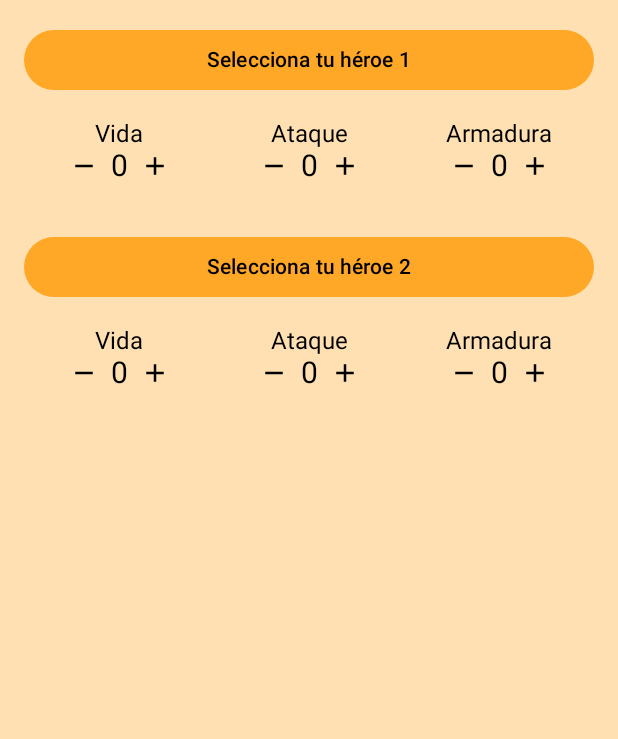
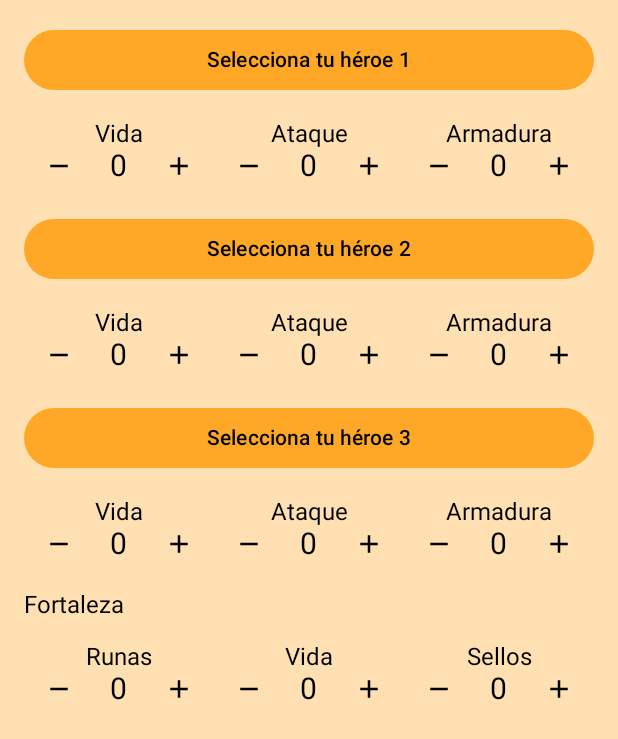
Before and after one commit to chimydevs/Valka, an Android app built with Jetpack Compose: the contadores screen opened through its navigation route, on a phone screen of 412 x 824 dp. Shown: the top 739 px of the screen. Run offline under Robolectric (Android 15) with nearby library versions, the phone set to English and light mode, and no system bars.

Commit message:
FortCounters

```diff
--- a/app/src/main/java/com/chimy/valkaapp/ui/screens/ContadoresScreen.kt
+++ b/app/src/main/java/com/chimy/valkaapp/ui/screens/ContadoresScreen.kt
@@ -42,20 +42,34 @@ fun HeroCounterContainer(viewModel: CounterViewModel = viewModel()) {
     // Estados de expansión de los menús desplegables
     var expandedHero1 by remember { mutableStateOf(false) }
     var expandedHero2 by remember { mutableStateOf(false) }
+    var expandedHero3 by remember { mutableStateOf(false) }
 
     // Selección y estados de los héroes
     val selectedHero1 by viewModel.selectedHero1
     val selectedHero2 by viewModel.selectedHero2
+    val selectedHero3 by viewModel.selectedHero3
 
+    //contadores heroe 1
     val health1 by viewModel.health1
     val attack1 by viewModel.attack1
     val armor1 by viewModel.armor1
 
+    //contadores heroe 2
     val health2 by viewModel.health2
     val attack2 by viewModel.attack2
     val armor2 by viewModel.armor2
 
-    // Interacción para el Dropdownmenu
+    //contadores heroe 3
+    val health3 by viewModel.health3
+    val attack3 by viewModel.attack3
+    val armor3 by viewModel.armor3
+
+    //contadores fortaleza
+    val healthFor by viewModel.healtFort
+    val runas by viewModel.runas
+    val sellos by viewModel.sellos
+
+    // Interacción para el dropdownmenu
     val interactionSource = remember { MutableInteractionSource() }
 
     Column(
@@ -63,7 +77,7 @@ fun HeroCounterContainer(viewModel: CounterViewModel = viewModel()) {
             .padding(16.dp)
             .fillMaxSize()
     ) {
-        // Caja héroe 1
+        // Caja heroe 1
         Column {
             Box {
                 Button(
@@ -135,7 +149,7 @@ fun HeroCounterContainer(viewModel: CounterViewModel = viewModel()) {
             }
         }
 
-        Spacer(modifier = Modifier.height(32.dp))
+        Spacer(modifier = Modifier.height(20.dp))
 
         // Caja héroe 2
         Column {
@@ -208,9 +222,157 @@ fun HeroCounterContainer(viewModel: CounterViewModel = viewModel()) {
                 }
             }
         }
+
+        Spacer(modifier = Modifier.height(20.dp))
+
+        // Caja héroe 3
+        Column {
+            Box {
+                Button(
+                    onClick = { expandedHero3 = !expandedHero3 },
+                    modifier = Modifier.fillMaxWidth()
+                ) {
+                    Text(
+                        text = selectedHero3?.name ?: "Selecciona tu héroe 3",
+                        color = MaterialTheme.colorScheme.onSurface
+                    )
+                }
+                DropdownMenu(
+                    expanded = expandedHero3,
+                    onDismissRequest = { expandedHero3 = false }
+                ) {
+                    viewModel.heroes.forEach { hero ->
+                        DropdownMenuItem(
+                            text = { Text(text = hero.name) },
+                            onClick = {
+                                viewModel.onHero2Selected(hero)
+                                expandedHero3 = false
+                            },
+                            interactionSource = interactionSource
+                        )
+                    }
+                }
+            }
+
+            Spacer(modifier = Modifier.height(16.dp))
+
+            // Contadores para el héroe 3
+            Row(
+                modifier = Modifier.fillMaxWidth(),
+                horizontalArrangement = Arrangement.SpaceEvenly
+            ) {
+                Column(
+                    horizontalAlignment = Alignment.CenterHorizontally,
+                    modifier = Modifier.weight(1f)
+                ) {
+                    CounterRow(
+                        label = "Vida",
+                        value = health3,
+                        onIncrease = { viewModel.increaseHealth3() },
+                        onDecrease = { viewModel.decreaseHealth3() }
+                    )
+                }
+                Column(
+                    horizontalAlignment = Alignment.CenterHorizontally,
+                    modifier = Modifier.weight(1f)
+                ) {
+                    CounterRow(
+                        label = "Ataque",
+                        value = attack3,
+                        onIncrease = { viewModel.increaseAttack3() },
+                        onDecrease = { viewModel.decreaseAttack3() }
+                    )
+                }
+                Column(
+                    horizontalAlignment = Alignment.CenterHorizontally,
+                    modifier = Modifier.weight(1f)
+                ) {
+                    CounterRow(
+                        label = "Armadura",
+                        value = armor3,
+                        onIncrease = { viewModel.increaseArmor3() },
+                        onDecrease = { viewModel.decreaseArmor3() }
+                    )
+                }
+            }
+        }
+
+        Spacer(modifier = Modifier.height(20.dp))
+
+        // Caja Fortaleza
+        Column {
+            Box {
+                Text(
+                    text = ("Fortaleza"),
+                    color = MaterialTheme.colorScheme.onSurface
+                )
+            }
+            DropdownMenu(
+                expanded = expandedHero1,
+                onDismissRequest = { expandedHero1 = false }
+            ) {
+                viewModel.heroes.forEach { hero ->
+                    DropdownMenuItem(
+                        text = { Text(text = hero.name) },
+                        onClick = {
+                            viewModel.onHero1Selected(hero)
+                            expandedHero1 = false
+                        },
+                        interactionSource = interactionSource
+                    )
+                }
+            }
+        }
+
+        Spacer(modifier = Modifier.height(16.dp))
+
+        // Contadores para la fortaleza
+        Row(
+            modifier = Modifier.fillMaxWidth(),
+            horizontalArrangement = Arrangement.SpaceEvenly
+        ) {
+
+            Column(
+                horizontalAlignment = Alignment.CenterHorizontally,
+                modifier = Modifier.weight(1f)
+            ) {
+                CounterRow(
+                    label = "Runas",
+                    value = runas,
+                    onIncrease = { viewModel.increaseRunas() },
+                    onDecrease = { viewModel.decreaseRunas() }
+                )
+            }
+            Column(
+                horizontalAlignment = Alignment.CenterHorizontally,
+                modifier = Modifier.weight(1f)
+            ) {
+                CounterRow(
+                    label = "Vida",
+                    value = healthFor,
+                    onIncrease = { viewModel.increaseHealthFor() },
+                    onDecrease = { viewModel.decreaseHealthFor() }
+                )
+            }
+            Column(
+                horizontalAlignment = Alignment.CenterHorizontally,
+                modifier = Modifier.weight(1f)
+            ) {
+                CounterRow(
+                    label = "Sellos",
+                    value = sellos,
+                    onIncrease = { viewModel.increaseSellos() },
+                    onDecrease = { viewModel.decreaseSellos() }
+                )
+            }
+        }
     }
+
+
 }
 
+
+//caja contadores
 @Composable
 fun CounterRow(label: String, value: Int, onIncrease: () -> Unit, onDecrease: () -> Unit) {
     Column(
@@ -222,12 +384,12 @@ fun CounterRow(label: String, value: Int, onIncrease: () -> Unit, onDecrease: ()
         Text(text = label)
         Row(
             verticalAlignment = Alignment.CenterVertically,
-            modifier = Modifier.wrapContentWidth()
+            modifier = Modifier.fillMaxWidth()
         ) {
             IconButton(onClick = onDecrease, modifier = Modifier.size(20.dp)) {
                 Icon(imageVector = Icons.Filled.Remove, contentDescription = "Decrease")
             }
-            Spacer(modifier = Modifier.width(8.dp))
+            Spacer(modifier = Modifier.weight(1f))
             Text(
                 text = value.toString(),
                 modifier = Modifier
@@ -235,7 +397,7 @@ fun CounterRow(label: String, value: Int, onIncrease: () -> Unit, onDecrease: ()
                 textAlign = TextAlign.Center,
                 fontSize = 20.sp
             )
-            Spacer(modifier = Modifier.width(8.dp))
+            Spacer(modifier = Modifier.weight(1f))
             IconButton(onClick = onIncrease, modifier = Modifier.size(20.dp)) {
                 Icon(imageVector = Icons.Filled.Add, contentDescription = "Increase")
             }
@@ -244,7 +406,7 @@ fun CounterRow(label: String, value: Int, onIncrease: () -> Unit, onDecrease: ()
 }
 
 
-@Preview
+@Preview(showSystemUi = true, device = "id:pixel_3")
 @Composable
 fun previewCountersScreen() {
     HeroCounterContainer()
--- a/app/src/main/java/com/chimy/valkaapp/viewmodel/CountersViewModel.kt
+++ b/app/src/main/java/com/chimy/valkaapp/viewmodel/CountersViewModel.kt
@@ -31,6 +31,11 @@ class CounterViewModel : ViewModel() {
     val health3 = mutableStateOf(0)
     val attack3 = mutableStateOf(0)
     val armor3 = mutableStateOf(0)
+
+    // Contadores para la fortaleza
+    val healtFort = mutableStateOf(0)
+    val runas = mutableStateOf(0)
+    val sellos = mutableStateOf(0)
 
     // Selección de héroe 1
     fun onHero1Selected(hero: Hero) {
@@ -72,12 +77,22 @@ class CounterViewModel : ViewModel() {
     fun increaseArmor2() { armor2.value++ }
     fun decreaseArmor2() { armor2.value-- }
 
-    // Incrementar/disminuir contadores para héroe 2
-    fun increaseHealth3() { health2.value++ }
-    fun decreaseHealth3() { health2.value-- }
-    fun increaseAttack3() { attack2.value++ }
-    fun decreaseAttack3() { attack2.value-- }
-    fun increaseArmor3() { armor2.value++ }
-    fun decreaseArmor3() { armor2.value-- }
+    // Incrementar/disminuir contadores para héroe 3
+    fun increaseHealth3() { health3.value++ }
+    fun decreaseHealth3() { health3.value-- }
+    fun increaseAttack3() { attack3.value++ }
+    fun decreaseAttack3() { attack3.value-- }
+    fun increaseArmor3() { armor3.value++ }
+    fun decreaseArmor3() { armor3.value-- }
+
+    // Incrementar/disminuir contadores para la fortaleza
+    fun increaseHealthFor() { healtFort.value++ }
+    fun decreaseHealthFor() { healtFort.value-- }
+    fun increaseRunas() { runas.value++ }
+    fun decreaseRunas() { runas.value-- }
+    fun increaseSellos() { sellos.value++ }
+    fun decreaseSellos() { sellos.value-- }
+
+
 
 }
```
